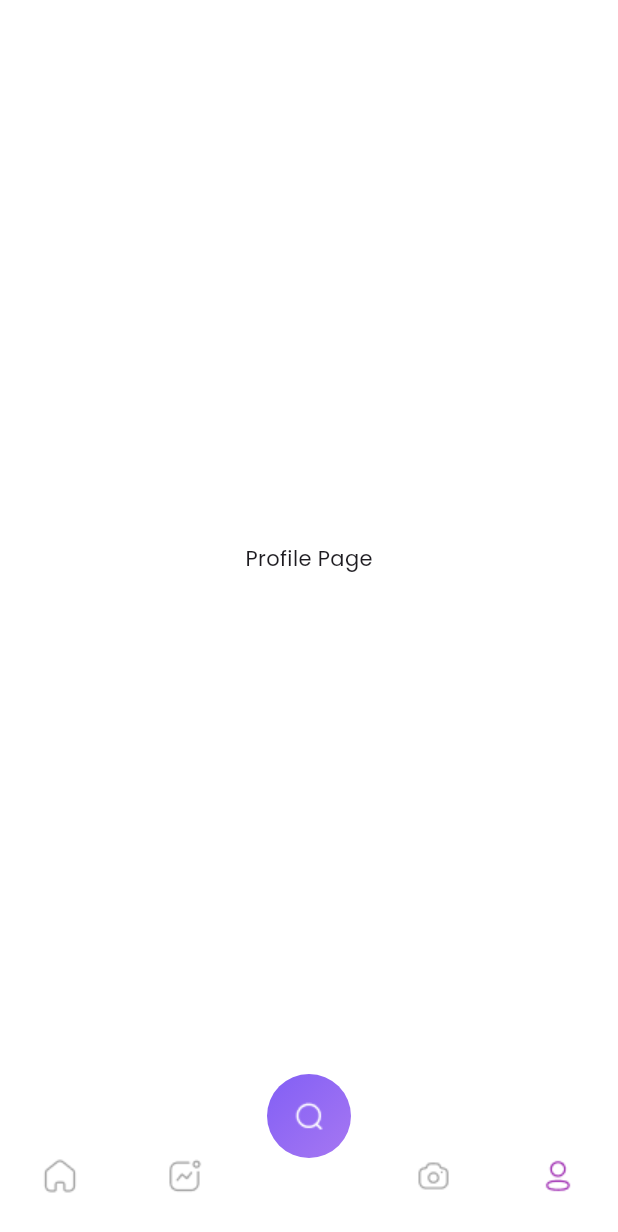
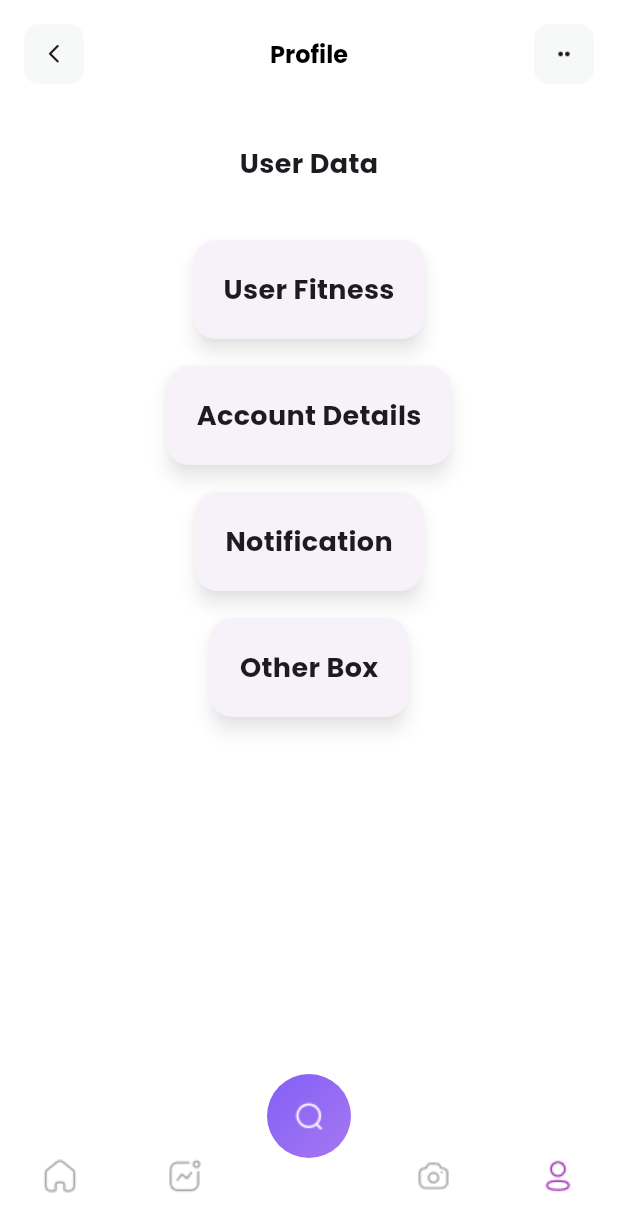
Before and after one commit to Kani-3004/fitness-mobile-app, a Flutter app: the HomePageTemplate screen opened directly, item 4 of the bottom bar chosen, on a phone screen of 412 x 824 dp. Shown: the top 1232 px of the screen. Run offline on Flutter 3.47's test engine with Material 3 defaults, Android fonts, the light colour scheme and no system bars; our stand-ins replace carousel_slider, google_fonts, syncfusion_flutter_charts; missing offline and left inert: another_stepper.

Commit message:
Made basic Layout for Profile page

```diff
--- a/lib/main.dart
+++ b/lib/main.dart
@@ -1,3 +1,4 @@
+import 'package:fitness_mobile_app/screens/home_page_template.dart';
 import 'package:fitness_mobile_app/screens/welcome_screen_two.dart';
 import 'package:flutter/material.dart';
 import 'package:google_fonts/google_fonts.dart';
@@ -15,7 +16,7 @@ class FitnessMobileApp extends StatelessWidget {
       debugShowCheckedModeBanner: false,
       theme: ThemeData(textTheme: GoogleFonts.poppinsTextTheme()),
       title: 'Fitness Mobile App',
-      home: WelcomeScreenTwo(),
+      home: HomePageTemplate(),
     );
   }
 }
--- a/lib/screens/home_page_template.dart
+++ b/lib/screens/home_page_template.dart
@@ -67,7 +67,14 @@ class _HomePageTemplateState extends State<HomePageTemplate> {
                     ),
                     child: Image.asset("assets/images/activity.png"),
                   ),
-                  onPressed: () => _onItemTapped(1),
+                  onPressed: () {
+                    // Navigator.of(context).pushReplacement(
+                    //   MaterialPageRoute(
+                    //     builder: (context) => ActivityTrackerPage(),
+                    //   ),
+                    // );
+                  },
+                  // onPressed: () => _onItemTapped(1),
                 ),
                 SizedBox(width: 48),
                 IconButton(
--- a/lib/screens/profile_page.dart
+++ b/lib/screens/profile_page.dart
@@ -10,8 +10,161 @@ class ProfilePage extends StatefulWidget {
 class _ProfilePageState extends State<ProfilePage> {
   @override
   Widget build(BuildContext context) {
-    return Center(
-      child: Text("Profile Page"),
+    return Scaffold(
+      backgroundColor: Colors.white,
+      appBar: AppBar(
+        backgroundColor: Colors.white,
+        scrolledUnderElevation: 0,
+        centerTitle: true,
+        leading: Padding(
+          padding: const EdgeInsets.only(top: 16.0, left: 16.0),
+          child: Container(
+            decoration: BoxDecoration(
+              shape: BoxShape.rectangle,
+              borderRadius: BorderRadius.circular(10),
+              color: Color(0xffF7F8F8),
+            ),
+            child: IconButton(
+              onPressed: () {},
+              icon: Icon(
+                Icons.arrow_back_ios_new_rounded,
+                size: 15,
+              ),
+            ),
+          ),
+        ),
+        title: Padding(
+          padding: const EdgeInsets.only(top: 16.0),
+          child: Text(
+            'Profile',
+            textAlign: TextAlign.center,
+            style: TextStyle(
+              color: Colors.black,
+              fontSize: 16,
+              fontWeight: FontWeight.bold,
+            ),
+          ),
+        ),
+        actions: [
+          Padding(
+            padding: const EdgeInsets.only(top: 16.0, right: 16.0),
+            child: Container(
+              decoration: BoxDecoration(
+                shape: BoxShape.rectangle,
+                borderRadius: BorderRadius.circular(10),
+                color: Color(0xffF7F8F8),
+              ),
+              child: Padding(
+                padding: const EdgeInsets.all(8.0),
+                child: Image.asset(
+                  'assets/images/Detail-Navs.png',
+                ),
+              ),
+            ),
+          ),
+        ],
+      ),
+      body: SingleChildScrollView(
+        child: Padding(
+          padding: const EdgeInsets.all(16.0),
+          child: Center(
+            child: Column(
+              crossAxisAlignment: CrossAxisAlignment.center,
+              children: [
+                // User Data
+                Card(
+                  elevation: 0,
+                  color: Colors.white,
+                  shadowColor: Colors.black45,
+                  shape: RoundedRectangleBorder(
+                    borderRadius: BorderRadius.circular(15),
+                  ),
+                  child: Padding(
+                    padding: const EdgeInsets.all(20.0),
+                    child: Text(
+                      "User Data",
+                      style:
+                          TextStyle(fontSize: 18, fontWeight: FontWeight.bold),
+                    ),
+                  ),
+                ),
+                SizedBox(height: 10),
+
+                // User Fitness
+                Card(
+                  elevation: 5,
+                  shadowColor: Colors.black45,
+                  shape: RoundedRectangleBorder(
+                    borderRadius: BorderRadius.circular(15),
+                  ),
+                  child: Padding(
+                    padding: const EdgeInsets.all(20.0),
+                    child: Text(
+                      "User Fitness",
+                      style:
+                          TextStyle(fontSize: 18, fontWeight: FontWeight.bold),
+                    ),
+                  ),
+                ),
+                SizedBox(height: 10),
+
+                // Account Details
+                Card(
+                  elevation: 5,
+                  shadowColor: Colors.black45,
+                  shape: RoundedRectangleBorder(
+                    borderRadius: BorderRadius.circular(15),
+                  ),
+                  child: Padding(
+                    padding: const EdgeInsets.all(20.0),
+                    child: Text(
+                      "Account Details",
+                      style:
+                          TextStyle(fontSize: 18, fontWeight: FontWeight.bold),
+                    ),
+                  ),
+                ),
+                SizedBox(height: 10),
+
+                // Notification
+                Card(
+                  elevation: 5,
+                  shadowColor: Colors.black45,
+                  shape: RoundedRectangleBorder(
+                    borderRadius: BorderRadius.circular(15),
+                  ),
+                  child: Padding(
+                    padding: const EdgeInsets.all(20.0),
+                    child: Text(
+                      "Notification",
+                      style:
+                          TextStyle(fontSize: 18, fontWeight: FontWeight.bold),
+                    ),
+                  ),
+                ),
+                SizedBox(height: 10),
+
+                // Other Box
+                Card(
+                  elevation: 5,
+                  shadowColor: Colors.black45,
+                  shape: RoundedRectangleBorder(
+                    borderRadius: BorderRadius.circular(15),
+                  ),
+                  child: Padding(
+                    padding: const EdgeInsets.all(20.0),
+                    child: Text(
+                      "Other Box",
+                      style:
+                          TextStyle(fontSize: 18, fontWeight: FontWeight.bold),
+                    ),
+                  ),
+                ),
+              ],
+            ),
+          ),
+        ),
+      ),
     );
   }
 }
```
Also changed, not shown: lib/widgets/today_target_homepage.dart (+5 -3 lines).
